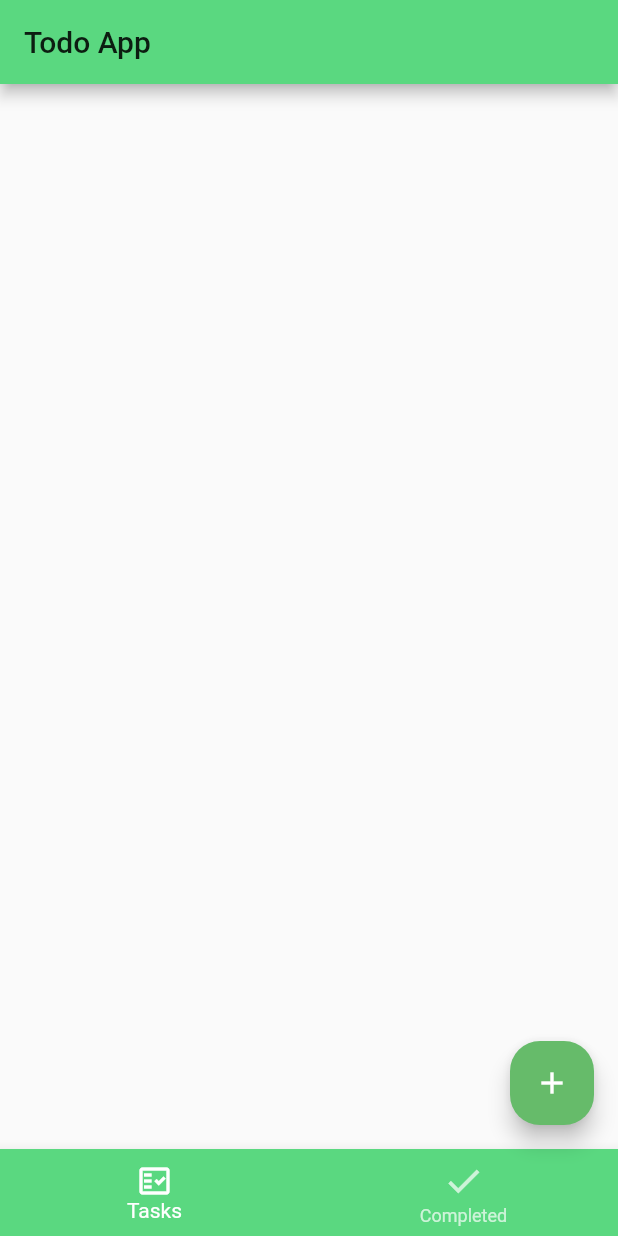
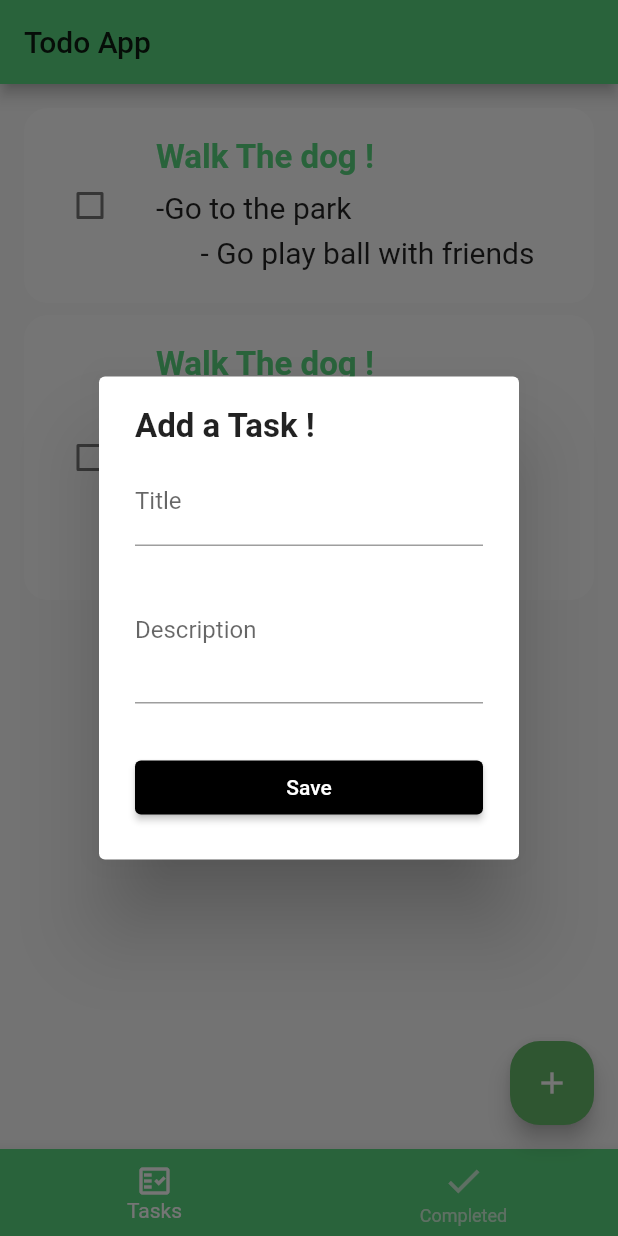
Before and after one commit to HumHumDude/Taskmanager, a Flutter app: the screen it shows after launch, after a tap on the "add" icon, on a phone screen of 412 x 824 dp. Run offline on Flutter 3.47's test engine with Material 2 defaults, Android fonts, the light colour scheme and no system bars; drawn by our look-alikes of flutter_slidable.

Commit message:
UI complete
Added dialog box, list widgets and fixed the appbars, next commit is for the database

```diff
--- a/lib/main.dart
+++ b/lib/main.dart
@@ -1,6 +1,8 @@
 import 'package:flutter/material.dart';
-
+import 'package:todoapp/provider/todos.dart';
+import 'provider/todos.dart';
 import 'page/home_page.dart';
+import 'package:provider/provider.dart';
 
 void main() {
   runApp(MyApp());
@@ -9,14 +11,15 @@ void main() {
 class MyApp extends StatelessWidget {
   static final String title = 'Todo App';
   @override
-  Widget build(BuildContext context) {
-    return MaterialApp(
+  Widget build(BuildContext context) => ChangeNotifierProvider(
+        create: (context) => TodosProvider(),
+        child: MaterialApp(
           debugShowCheckedModeBanner: false,
           title: title,
           theme: ThemeData(
             primaryColor: Color(0xFF5AD880),
           ),
           home: HomePage(),
+        ),
       );
 }
-}
--- /dev/null
+++ b/lib/model/todo.dart
@@ -0,0 +1,19 @@
+class TodoField {
+  static const createdTime = 'createdTime';
+}
+
+class Todo {
+  DateTime createdTime;
+  String title;
+  String id;
+  String description;
+  bool isDone;
+
+  Todo({
+    required this.createdTime,
+    required this.title,
+    required this.id,
+    required this.description,
+    required this.isDone,
+  });
+}
--- a/lib/page/home_page.dart
+++ b/lib/page/home_page.dart
@@ -1,5 +1,6 @@
 import 'package:flutter/material.dart';
-
+import 'package:todoapp/widget/TodoList.dart';
+import '../widget/addDialog.dart';
 import '../main.dart';
 
 class HomePage extends StatefulWidget {
@@ -13,7 +14,7 @@ class _HomePageState extends State<HomePage> {
   @override
   Widget build(BuildContext context) {
     final tabs = [
-      Container(),
+      TodoList(),
       Container(),
     ];
     return Scaffold(
@@ -35,7 +36,13 @@ class _HomePageState extends State<HomePage> {
       ),
       body: tabs[selectedIndex],
       floatingActionButton: FloatingActionButton(
-        onPressed: () {},
+        onPressed: () => showDialog(
+          context: context,
+          builder: (BuildContext context) {
+            return AddTodoDialogWidget();
+          },
+          barrierDismissible: true,
+        ),
         child: Icon(Icons.add),
         shape: RoundedRectangleBorder(borderRadius: BorderRadius.circular(20)),
         backgroundColor: Colors.green[400],
--- /dev/null
+++ b/lib/provider/todos.dart
@@ -0,0 +1,36 @@
+import 'package:flutter/cupertino.dart';
+import 'package:todoapp/model/todo.dart';
+
+class TodosProvider extends ChangeNotifier {
+  List<Todo> _todos = [
+    Todo(
+      createdTime: DateTime.now(),
+      title: 'Buy Groceries',
+      description: '''-Eggs
+      - Milk
+      -Bread
+      -Water''',
+      id: '1',
+      isDone: true,
+    ),
+    Todo(
+      createdTime: DateTime.now(),
+      title: 'Walk The dog !',
+      description: '''-Go to the park
+      - Go play ball with friends''',
+      id: '1',
+      isDone: false,
+    ),
+    Todo(
+      createdTime: DateTime.now(),
+      title: 'Walk The dog !',
+      description: '''-Eggs
+      - Milk
+      -Bread
+      -Water''',
+      id: '1',
+      isDone: false,
+    )
+  ];
+  List<Todo> get todos => _todos.where((todo) => todo.isDone == false).toList();
+}
--- /dev/null
+++ b/lib/widget/TodoForm.dart
@@ -0,0 +1,74 @@
+import 'package:flutter/material.dart';
+
+class TodoFormWidget extends StatelessWidget {
+  final String title;
+  final String description;
+  final ValueChanged<String> onChangedTitle;
+  final ValueChanged<String> onChangedDescription;
+  final VoidCallback onSavedTodo;
+  const TodoFormWidget({
+    Key? key,
+    this.title = '',
+    this.description = '',
+    required this.onChangedTitle,
+    required this.onChangedDescription,
+    required this.onSavedTodo,
+  }) : super(key: key);
+
+  @override
+  Widget build(BuildContext context) {
+    return SingleChildScrollView(
+      child: Column(
+        mainAxisSize: MainAxisSize.min,
+        children: [
+          buildTitle(),
+          SizedBox(
+            height: 8,
+          ),
+          buildDescription(),
+          SizedBox(
+            height: 32,
+          ),
+          buildButton(),
+        ],
+      ),
+    );
+  }
+
+  Widget buildTitle() {
+    return TextFormField(
+      initialValue: title,
+      maxLines: 1,
+      onChanged: onChangedTitle,
+      validator: (title) {
+        if (title!.isEmpty) {
+          return 'The title cannot be empty';
+        }
+        return null;
+      },
+      decoration:
+          InputDecoration(border: UnderlineInputBorder(), labelText: 'Title'),
+    );
+  }
+
+  Widget buildDescription() {
+    return TextFormField(
+      maxLines: 3,
+      initialValue: description,
+      onChanged: onChangedDescription,
+      decoration: InputDecoration(
+          border: UnderlineInputBorder(), labelText: 'Description'),
+    );
+  }
+
+  Widget buildButton() {
+    return SizedBox(
+        width: double.infinity,
+        child: ElevatedButton(
+            style: ButtonStyle(
+              backgroundColor: MaterialStateProperty.all(Colors.black),
+            ),
+            onPressed: onSavedTodo,
+            child: Text('Save')));
+  }
+}
--- /dev/null
+++ b/lib/widget/TodoList.dart
@@ -0,0 +1,36 @@
+import 'package:flutter/material.dart';
+import 'package:provider/provider.dart';
+import '../model/todo.dart';
+import '../provider/todos.dart';
+import 'Todo_Widget.dart';
+
+class TodoList extends StatelessWidget {
+  const TodoList({Key? key}) : super(key: key);
+
+  @override
+  Widget build(BuildContext context) {
+    final provider = Provider.of<TodosProvider>(context);
+    final todos = provider.todos;
+    return todos.isEmpty
+        ? Center(
+            child: Text(
+              'What are your goals for today ?',
+              style: TextStyle(fontSize: 20),
+            ),
+          )
+        : ListView.separated(
+            physics: BouncingScrollPhysics(),
+            padding: EdgeInsets.all(16),
+            itemCount: todos.length,
+            separatorBuilder: (BuildContext context, int index) {
+              return Container(
+                height: 8,
+              );
+            },
+            itemBuilder: (BuildContext context, int index) {
+              final todo = todos[index];
+              return TodoWidget(todo: todo);
+            },
+          );
+  }
+}
--- /dev/null
+++ b/lib/widget/Todo_Widget.dart
@@ -0,0 +1,70 @@
+import '../model/todo.dart';
+import 'package:flutter/material.dart';
+import 'package:flutter_slidable/flutter_slidable.dart';
+
+class TodoWidget extends StatelessWidget {
+  const TodoWidget({required this.todo});
+  final Todo todo;
+
+  @override
+  Widget build(BuildContext context) => ClipRRect(
+        borderRadius: BorderRadius.circular(16),
+        child: Slidable(
+            actionPane: SlidableDrawerActionPane(),
+            key: Key(todo.id),
+            actions: [
+              IconSlideAction(
+                color: Colors.green,
+                caption: "Edit",
+                icon: Icons.edit,
+                onTap: () {},
+              )
+            ],
+            secondaryActions: [
+              IconSlideAction(
+                color: Colors.red,
+                caption: 'Delete',
+                onTap: () {},
+              )
+            ],
+            child: builTodo(context)),
+      );
+  Widget builTodo(BuildContext context) => Container(
+        padding: EdgeInsets.all(20),
+        color: Colors.white,
+        child: Row(
+          children: <Widget>[
+            Checkbox(
+                activeColor: Theme.of(context).primaryColor,
+                checkColor: Colors.white,
+                value: todo.isDone,
+                onChanged: (_) {}),
+            const SizedBox(
+              width: 20,
+            ),
+            Expanded(
+                child: Column(
+              crossAxisAlignment: CrossAxisAlignment.start,
+              children: <Widget>[
+                Text(
+                  todo.title,
+                  style: TextStyle(
+                    fontWeight: FontWeight.bold,
+                    color: Theme.of(context).primaryColor,
+                    fontSize: 22,
+                  ),
+                ),
+                if (todo.description.isNotEmpty)
+                  Container(
+                    margin: EdgeInsets.only(top: 4),
+                    child: Text(
+                      todo.description,
+                      style: TextStyle(fontSize: 20, height: 1.5),
+                    ),
+                  )
+              ],
+            ))
+          ],
+        ),
+      );
+}
--- /dev/null
+++ b/lib/widget/addDialog.dart
@@ -0,0 +1,38 @@
+import 'package:flutter/material.dart';
+import 'TodoForm.dart';
+
+class AddTodoDialogWidget extends StatefulWidget {
+  AddTodoDialogWidget({Key? key}) : super(key: key);
+
+  @override
+  _AddTodoDialogWidgetState createState() => _AddTodoDialogWidgetState();
+}
+
+class _AddTodoDialogWidgetState extends State<AddTodoDialogWidget> {
+  String title = '';
+  String description = '';
+  @override
+  Widget build(BuildContext context) {
+    return AlertDialog(
+      content: Column(
+        crossAxisAlignment: CrossAxisAlignment.start,
+        mainAxisSize: MainAxisSize.min,
+        children: [
+          Text(
+            'Add a Task !',
+            style: TextStyle(fontWeight: FontWeight.bold, fontSize: 22),
+          ),
+          const SizedBox(
+            height: 8,
+          ),
+          TodoFormWidget(
+            onChangedTitle: (title) => setState(() => this.title = title),
+            onChangedDescription: (description) =>
+                setState(() => this.description = description),
+            onSavedTodo: () {},
+          ),
+        ],
+      ),
+    );
+  }
+}
--- a/pubspec.yaml
+++ b/pubspec.yaml
@@ -29,10 +29,14 @@ dependencies:
   # Use with the CupertinoIcons class for iOS style icons.
   cupertino_icons: ^1.0.2
 
+
 dev_dependencies:
   flutter_test:
     sdk: flutter
+  provider: ^6.0.0
 
+  #slidable
+  flutter_slidable: ^0.5.7
 # For information on the generic Dart part of this file, see the
 # following page: https://dart.dev/tools/pub/pubspec
 
```
Also changed, not shown: pubspec.lock. Lines whose indentation alone changed are shown as unchanged.
